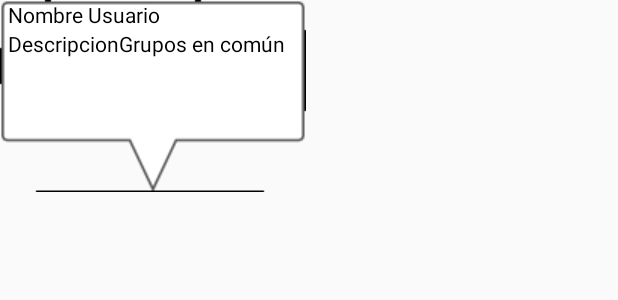
After one commit to poblenou/FeatherLyrics_APP, an Android app: the layout user_map_item.xml on its own in the app's theme, with its tools: preview values and no code run, on a phone screen of 412 x 824 dp. The commit adds this screen. Shown: the top 300 px of the screen. Run offline under Robolectric (Android 15) with nearby library versions, the phone set to English and light mode, and no system bars.

Commit message:
Se ha diseñado un nuevo layout para el envoltorio del mapa

```diff
--- a/app/src/main/java/tk/sbarjola/pa/featherlyricsapp/MainActivity.java
+++ b/app/src/main/java/tk/sbarjola/pa/featherlyricsapp/MainActivity.java
@@ -39,8 +39,8 @@ public class MainActivity extends AppCompatActivity implements NavigationView.On
     String searchedArtist = "no artist";        // Nombre del artista seleccionado en discografia
     String searchedTrack = "no track";          // Nombre de la pista seleccionada en discografia
 
-    SharedPreferences preferencias;                     // Preferencias personalizadas
-    SharedPreferences.Editor sharedPreferencesEditor;   // SharedPreferenceEditor que usaremos para modificar las settings
+    SharedPreferences preferencias;                    // Preferencias personalizadas
+    SharedPreferences.Editor sharedPreferencesEditor;  // SharedPreferenceEditor que usaremos para modificar las settings
 
     @Override
     protected void onCreate(Bundle savedInstanceState) {
--- /dev/null
+++ b/app/src/main/res/layout/user_map_item.xml
@@ -0,0 +1,58 @@
+<LinearLayout xmlns:android="http://schemas.android.com/apk/res/android"
+    android:layout_width="wrap_content"
+    android:layout_height="wrap_content"
+    android:background="@drawable/envoltorio_mapa"
+    android:orientation="horizontal">
+
+    <ImageView
+        android:id="@+id/bubble_image"
+        android:layout_width="65dp"
+        android:layout_height="65dp"
+        android:visibility="gone" />
+
+    <LinearLayout
+        android:id="@+id/map_bubble_layout"
+        android:layout_width="wrap_content"
+        android:layout_height="wrap_content"
+        android:clickable="true"
+        android:orientation="vertical"
+        android:paddingLeft="5dp"
+        android:paddingRight="5dp">
+
+        <TextView
+            android:id="@+id/bubble_title"
+            android:layout_width="wrap_content"
+            android:layout_height="0dp"
+            android:layout_gravity="start"
+            android:layout_weight="1"
+            android:maxEms="17"
+            android:text="Nombre Usuario"
+            android:textColor="#000000" />
+
+        <GridLayout
+            android:layout_width="wrap_content"
+            android:layout_height="wrap_content"
+            android:columnCount="2"
+            android:rowCount="2">
+
+            <TextView
+                android:id="@+id/bubble_description"
+                android:layout_width="wrap_content"
+                android:layout_height="wrap_content"
+                android:maxEms="17"
+                android:text="Descripcion"
+                android:textColor="#000000"
+                android:textSize="14sp" />
+
+            <TextView
+                android:id="@+id/bubble_subdescription"
+                android:layout_width="wrap_content"
+                android:layout_height="wrap_content"
+                android:maxEms="17"
+                android:text="Grupos en común"
+                android:textColor="#000000"
+                android:textSize="14sp"
+                android:visibility="visible" />
+        </GridLayout>
+    </LinearLayout>
+</LinearLayout>
```
Also changed, not shown: app/src/main/res/drawable/envoltorio_mapa.png (added), 1 other file.
